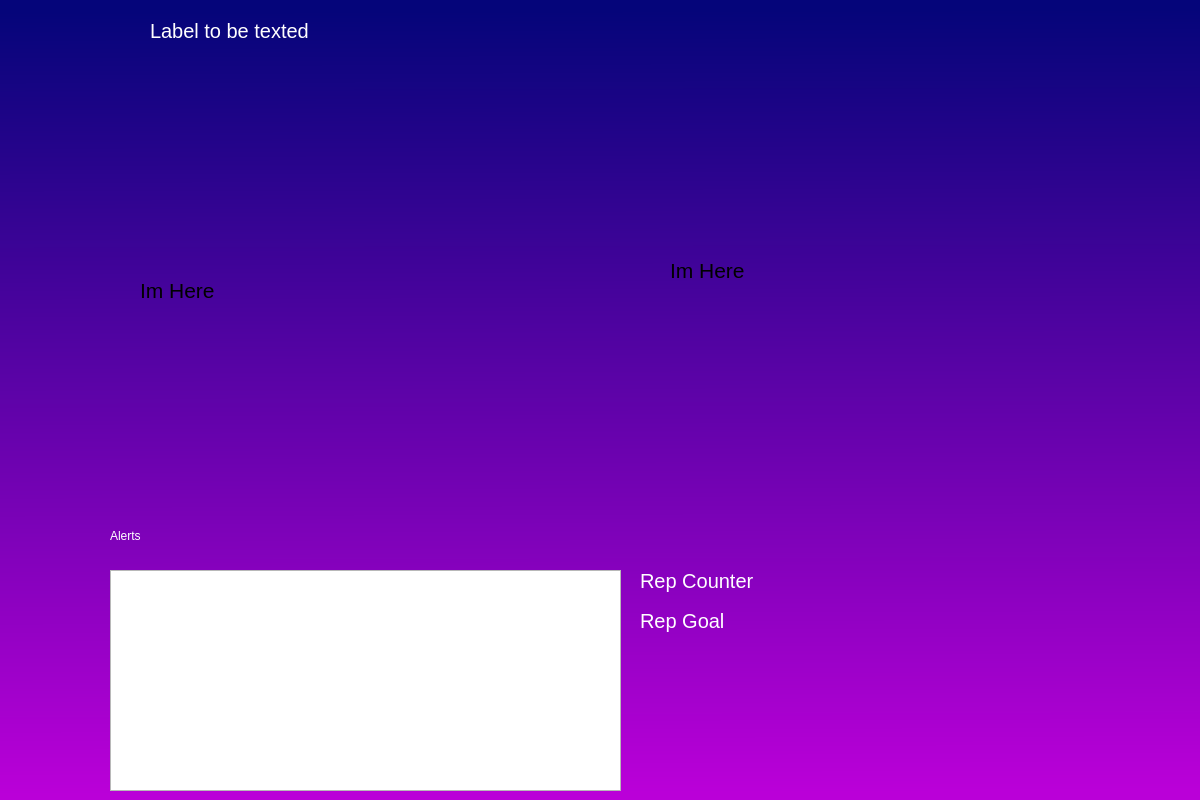
First picture: the form in ui/workoutfeed.ui, repository AlonIvshin/AutomaticGymTrainer, before the edit.
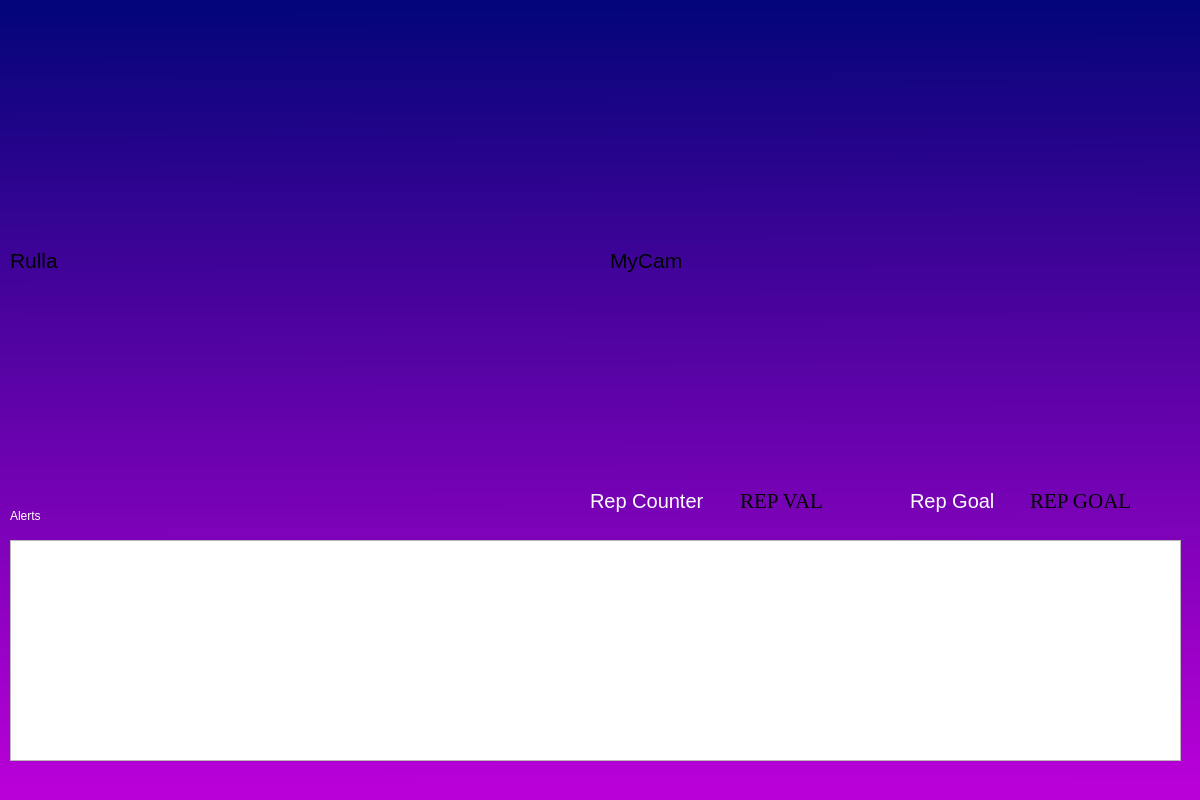
Second picture: the form after the edit.

Patch:
```diff
--- a/ui/workoutfeed.ui
+++ b/ui/workoutfeed.ui
@@ -21,8 +21,8 @@
    <widget class="QLabel" name="lbl_repCurrent">
     <property name="geometry">
      <rect>
-      <x>640</x>
-      <y>560</y>
+      <x>590</x>
+      <y>480</y>
       <width>161</width>
       <height>41</height>
      </rect>
@@ -44,37 +44,11 @@
      <string>Rep Counter</string>
     </property>
    </widget>
-   <widget class="QLabel" name="lbl_userErrors">
-    <property name="geometry">
-     <rect>
-      <x>150</x>
-      <y>20</y>
-      <width>291</width>
-      <height>21</height>
-     </rect>
-    </property>
-    <property name="font">
-     <font>
-      <family>MS Shell Dlg 2</family>
-      <pointsize>15</pointsize>
-      <weight>50</weight>
-      <italic>false</italic>
-      <bold>false</bold>
-     </font>
-    </property>
-    <property name="styleSheet">
-     <string notr="true">font: 15pt &quot;MS Shell Dlg 2&quot;;
-color: rgb(255, 255, 255);</string>
-    </property>
-    <property name="text">
-     <string>Label to be texted</string>
-    </property>
-   </widget>
    <widget class="QLabel" name="lbl_repCurrentValue">
     <property name="geometry">
      <rect>
-      <x>780</x>
-      <y>560</y>
+      <x>740</x>
+      <y>480</y>
       <width>121</width>
       <height>41</height>
      </rect>
@@ -86,14 +60,14 @@
      </font>
     </property>
     <property name="text">
-     <string/>
+     <string>REP VAL</string>
     </property>
    </widget>
    <widget class="QLabel" name="lbl_repGoalValue">
     <property name="geometry">
      <rect>
-      <x>780</x>
-      <y>600</y>
+      <x>1030</x>
+      <y>480</y>
       <width>121</width>
       <height>41</height>
      </rect>
@@ -105,14 +79,14 @@
      </font>
     </property>
     <property name="text">
-     <string/>
+     <string>REP GOAL</string>
     </property>
    </widget>
    <widget class="QLabel" name="lbl_repGoal">
     <property name="geometry">
      <rect>
-      <x>640</x>
-      <y>600</y>
+      <x>910</x>
+      <y>480</y>
       <width>161</width>
       <height>41</height>
      </rect>
@@ -134,34 +108,13 @@
      <string>Rep Goal</string>
     </property>
    </widget>
-   <widget class="QLabel" name="lbl_webcamImage">
-    <property name="geometry">
-     <rect>
-      <x>670</x>
-      <y>70</y>
-      <width>400</width>
-      <height>400</height>
-     </rect>
-    </property>
-    <property name="font">
-     <font>
-      <pointsize>16</pointsize>
-     </font>
-    </property>
-    <property name="text">
-     <string>Im Here</string>
-    </property>
-    <property name="scaledContents">
-     <bool>true</bool>
-    </property>
-   </widget>
    <widget class="QLabel" name="lbl_postureImage">
     <property name="geometry">
      <rect>
-      <x>140</x>
-      <y>90</y>
-      <width>400</width>
-      <height>400</height>
+      <x>10</x>
+      <y>50</y>
+      <width>585</width>
+      <height>421</height>
      </rect>
     </property>
     <property name="font">
@@ -170,7 +123,7 @@
      </font>
     </property>
     <property name="text">
-     <string>Im Here</string>
+     <string>Rulla</string>
     </property>
     <property name="scaledContents">
      <bool>true</bool>
@@ -179,18 +132,21 @@
    <widget class="QPlainTextEdit" name="txt_TriggeredAlerts">
     <property name="geometry">
      <rect>
-      <x>110</x>
-      <y>570</y>
-      <width>511</width>
+      <x>10</x>
+      <y>540</y>
+      <width>1171</width>
       <height>221</height>
      </rect>
     </property>
+    <property name="styleSheet">
+     <string notr="true">font: 12pt &quot;MS Shell Dlg 2&quot;;color:rgb(186, 0, 0)</string>
+    </property>
    </widget>
    <widget class="QLabel" name="lbl_Alert">
     <property name="geometry">
      <rect>
-      <x>110</x>
-      <y>520</y>
+      <x>10</x>
+      <y>500</y>
       <width>101</width>
       <height>31</height>
      </rect>
@@ -203,6 +159,27 @@
      <string>Alerts</string>
     </property>
    </widget>
+   <widget class="QLabel" name="lbl_webcamImage">
+    <property name="geometry">
+     <rect>
+      <x>610</x>
+      <y>50</y>
+      <width>585</width>
+      <height>421</height>
+     </rect>
+    </property>
+    <property name="font">
+     <font>
+      <pointsize>16</pointsize>
+     </font>
+    </property>
+    <property name="text">
+     <string>MyCam</string>
+    </property>
+    <property name="scaledContents">
+     <bool>true</bool>
+    </property>
+   </widget>
   </widget>
  </widget>
  <resources/>
```
